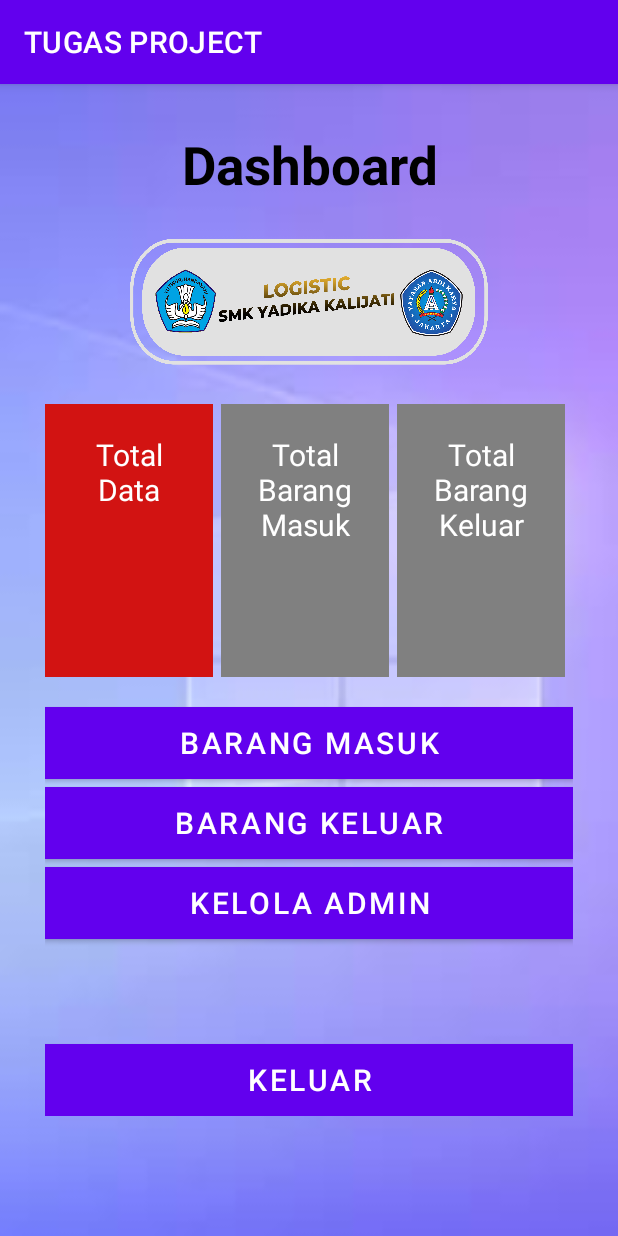
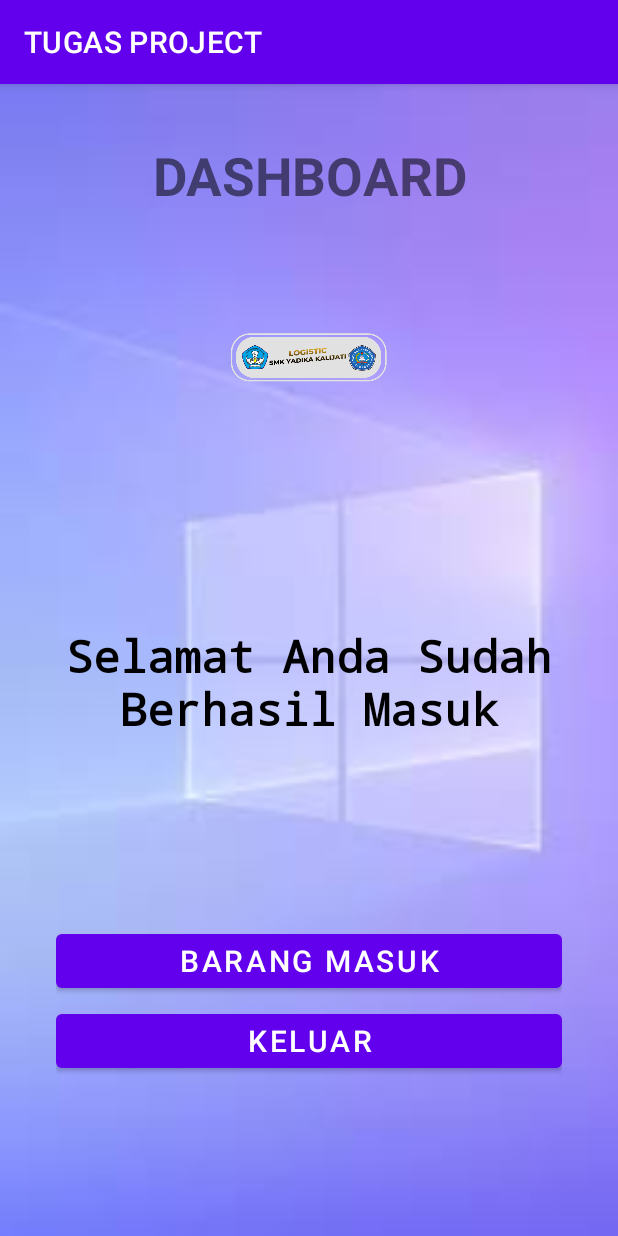
Before and after one commit to agustisp/UAS_MobileProgramming_06TPLE009, an Android app: the MainActivity2 screen opened directly, with no data from a screen before it, on a phone screen of 412 x 824 dp. Run offline under Robolectric (Android 15) with nearby library versions, the phone set to English and light mode, and no system bars.

Commit message:
Revert "Ini sudah masuk ke activity_main2.xml yang dimana di dalamnya sudah t…"

```diff
--- a/app/src/main/res/layout/activity_main2.xml
+++ b/app/src/main/res/layout/activity_main2.xml
@@ -7,7 +7,7 @@
     android:background="@drawable/images"
     android:gravity="top"
     android:orientation="vertical"
-    android:padding="30dp"
+    android:padding="37dp"
     tools:context=".MainActivity2">
 
     <TextView
@@ -16,113 +16,37 @@
         android:layout_gravity="center"
         android:layout_marginBottom="24dp"
         android:gravity="center|top"
-        android:text="Dashboard"
+        android:text="DASHBOARD"
         android:textSize="35dp"
         android:textStyle="bold"
-        android:textColor="@android:color/black" />
-
-    <LinearLayout
-        android:layout_width="match_parent"
-        android:layout_height="wrap_content"
-        android:gravity="center_horizontal"
-        android:orientation="vertical">
+        tools:visibility="visible" />
 
     <TextView
-        android:id="@+id/title"
-        android:layout_width="248dp"
-        android:layout_height="88dp"
-        android:layout_marginBottom="24dp"
-        android:foreground="@drawable/logistic"
-        android:gravity="center_horizontal"
-        android:textSize="20sp"
+        android:layout_width="match_parent"
+        android:layout_height="432dp"
+        android:layout_marginTop="20dp"
+        android:drawableTop="@mipmap/ic_launcher_foreground"
+        android:fontFamily="monospace"
+        android:gravity="center"
+        android:text="Selamat Anda Sudah Berhasil Masuk"
+        android:textColor="@color/black"
+        android:textSize="30dp"
         android:textStyle="bold" />
-
-    <LinearLayout
-        android:layout_width="match_parent"
-        android:layout_height="wrap_content"
-        android:orientation="horizontal">
-
-        <TextView
-            android:id="@+id/totalData"
-            android:layout_width="0dp"
-            android:layout_height="match_parent"
-            android:layout_marginEnd="5dp"
-            android:layout_weight="1"
-            android:background="#D21312"
-            android:padding="20dp"
-            android:text="Total Data"
-            android:textAlignment="center"
-            android:textColor="@android:color/white"
-            android:textSize="20sp" />
-
-        <TextView
-            android:id="@+id/totalBarangMasuk"
-            android:layout_width="0dp"
-            android:layout_height="182dp"
-            android:layout_marginEnd="5dp"
-            android:layout_weight="1"
-            android:background="#808080"
-            android:padding="20dp"
-            android:text="Total Barang Masuk"
-            android:textAlignment="center"
-            android:textColor="@android:color/white"
-            android:textSize="20sp" />
-
-        <TextView
-            android:id="@+id/totalBarangKeluar"
-            android:layout_width="0dp"
-            android:layout_height="match_parent"
-            android:layout_marginEnd="5dp"
-            android:layout_weight="1"
-            android:background="#808080"
-            android:padding="20dp"
-            android:text="Total Barang Keluar"
-            android:textAlignment="center"
-            android:textColor="@android:color/white"
-            android:textSize="20sp" />
-
-
-    </LinearLayout>
 
     <Button
         android:id="@+id/btnList"
         android:layout_width="match_parent"
         android:layout_height="wrap_content"
-        android:layout_marginTop="20dp"
         android:text="Barang Masuk"
-        android:textSize="20sp"
-        android:background="#808080"
-        android:textColor="@android:color/white" />
+        android:textSize="20dp"/>
 
     <Button
-        android:id="@+id/btnKeluar"
+        android:id="@+id/Keluar"
         android:layout_width="match_parent"
         android:layout_height="wrap_content"
         android:layout_marginTop="5dp"
-        android:text="Barang Keluar"
-        android:textSize="20sp"
-        android:background="#808080"
-        android:textColor="@android:color/white" />
+        android:text="Keluar"
+        android:textSize="20dp" />
 
-        <Button
-            android:id="@+id/btnKelolaAdmin"
-            android:layout_width="match_parent"
-            android:layout_height="wrap_content"
-            android:layout_marginTop="5dp"
-            android:text="Kelola Admin"
-            android:textSize="20sp"
-            android:background="#808080"
-            android:textColor="@android:color/white" />
-
-        <Button
-        android:id="@+id/Keluar"
-        android:layout_width="match_parent"
-        android:layout_height="wrap_content"
-        android:layout_marginTop="70dp"
-        android:text="Keluar"
-        android:textSize="20sp"
-        android:background="#D21312"
-        android:textColor="@android:color/white" />
 
 </LinearLayout>
-</LinearLayout>
--- a/app/src/main/res/layout/activity_main3.xml
+++ b/app/src/main/res/layout/activity_main3.xml
@@ -19,7 +19,6 @@
         android:layout_width="130dp"
         android:layout_height="48dp"
         android:layout_marginTop="20dp"
-
         android:text="Kembali"
         android:textSize="20dp"
         />
```
